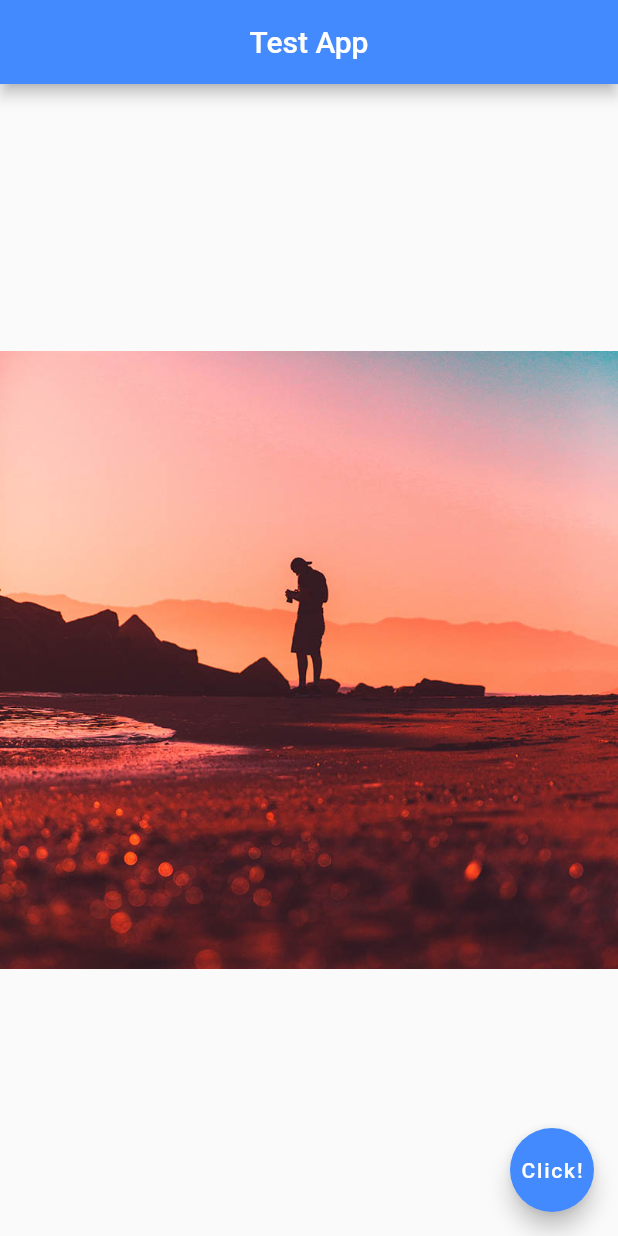
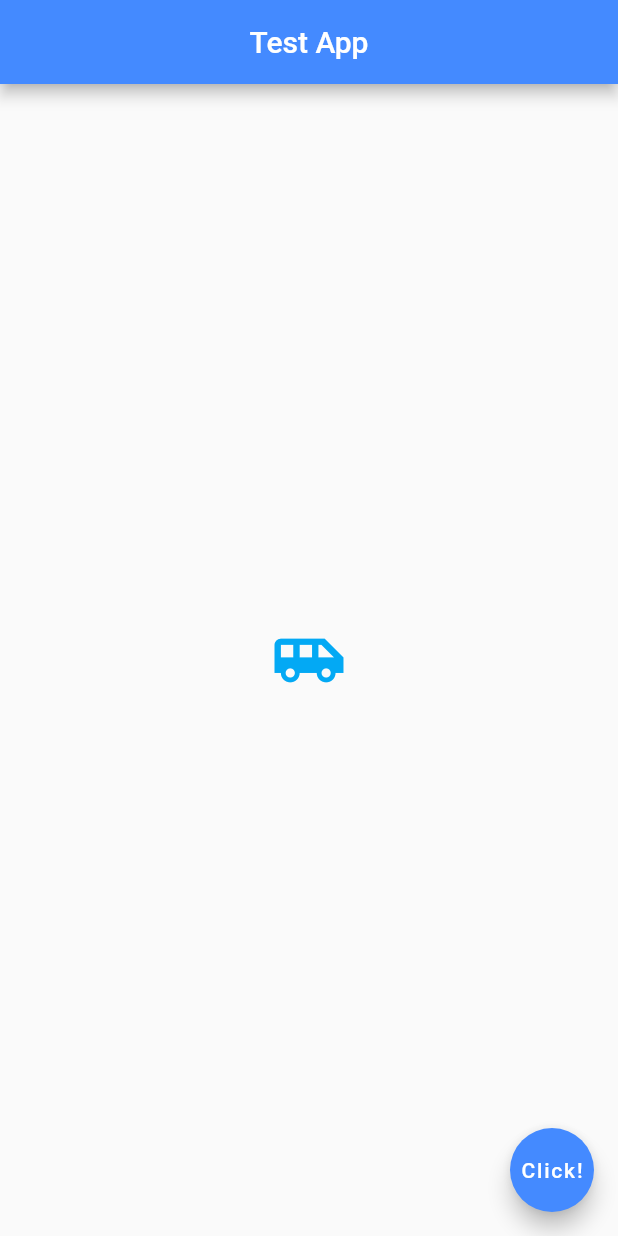
Before and after one commit to ch-ivy/flutter-tuts, a Flutter app: the screen it shows after launch, on a phone screen of 412 x 824 dp. Run offline on Flutter 3.47's test engine with Material 2 defaults, Android fonts, the phone set to English and light mode, and no system bars.

Commit message:
icons; ;

```diff
--- a/TestApp/lib/main.dart
+++ b/TestApp/lib/main.dart
@@ -14,7 +14,11 @@ class HomePage extends StatelessWidget {
         backgroundColor: Colors.blueAccent,
       ),
       body: Center(
-        child: Image.asset('assets/img-3.jpg'),
+        child: Icon(
+          Icons.airport_shuttle,
+          color: Colors.lightBlue,
+          size: 50,
+        ),
       ),
       floatingActionButton: FloatingActionButton(
         onPressed: () {},
```
